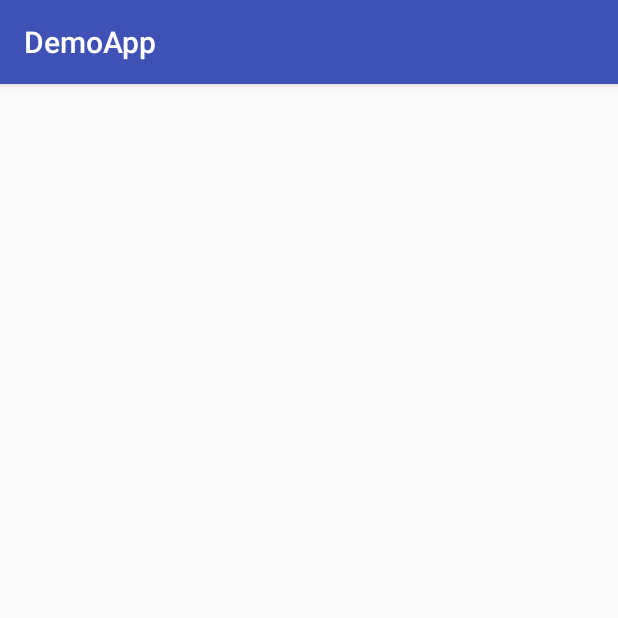
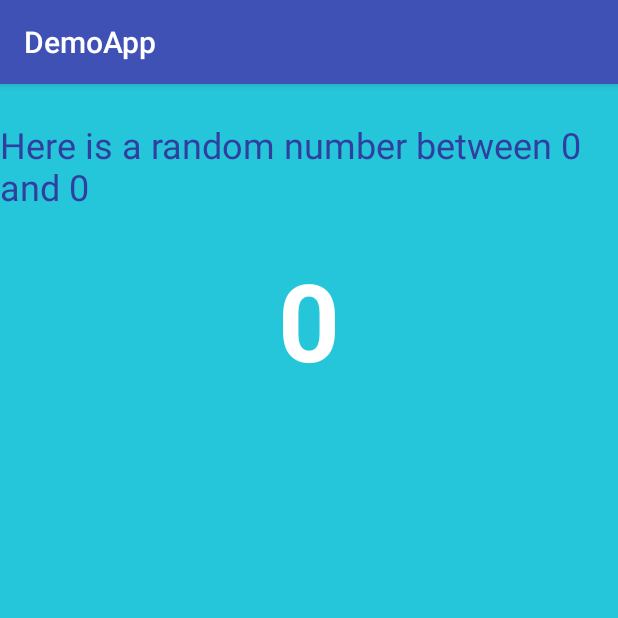
Before and after one commit to mikemedina/DemoApp, an Android app: the SecondActivity screen opened directly, with no data from a screen before it, on a phone screen of 412 x 824 dp, the top half of it. Run offline under Robolectric (Android 15) with nearby library versions, the phone set to English and light mode, and no system bars.

Commit message:
Add the random number behavior to the second screen

```diff
--- a/app/src/main/kotlin/com.github.mikemedina.demoapp/MainActivity.kt
+++ b/app/src/main/kotlin/com.github.mikemedina.demoapp/MainActivity.kt
@@ -1,5 +1,6 @@
 package com.github.mikemedina.demoapp
 
+import android.content.Intent
 import android.os.Bundle
 import android.support.v7.app.AppCompatActivity
 import android.view.View
@@ -21,4 +22,11 @@ class MainActivity : AppCompatActivity() {
         textView.text = (Integer.parseInt(textView.text.toString()) + 1).toString()
     }
 
+    fun getRandomNumber(view: View) {
+        val randomNumberIntent = Intent(this, SecondActivity::class.java)
+        randomNumberIntent.putExtra(SecondActivity.TOTAL_COUNT, Integer.parseInt(textView.text.toString()))
+
+        startActivity(randomNumberIntent)
+    }
+
 }
--- a/app/src/main/kotlin/com.github.mikemedina.demoapp/SecondActivity.kt
+++ b/app/src/main/kotlin/com.github.mikemedina.demoapp/SecondActivity.kt
@@ -2,12 +2,30 @@ package com.github.mikemedina.demoapp
 
 import android.os.Bundle
 import android.support.v7.app.AppCompatActivity
+import kotlinx.android.synthetic.main.activity_second.textView_label
+import kotlinx.android.synthetic.main.activity_second.textView_random
+import java.util.Random
 
 class SecondActivity : AppCompatActivity() {
+
+    companion object {
+        const val TOTAL_COUNT = "total_count"
+    }
 
     override fun onCreate(savedInstanceState: Bundle?) {
         super.onCreate(savedInstanceState)
         setContentView(R.layout.activity_second)
+        showRandomNumber()
+    }
+
+    private fun showRandomNumber() {
+        val count = intent.getIntExtra(TOTAL_COUNT, 0)
+
+        val rng = Random()
+        val randomNumber = if (count > 0) rng.nextInt(count + 1) else 0
+
+        textView_random.text = Integer.toString(randomNumber)
+        textView_label.text = getString(R.string.random_heading, count)
     }
 
 }
--- a/app/src/main/res/layout/activity_main.xml
+++ b/app/src/main/res/layout/activity_main.xml
@@ -8,17 +8,17 @@
     tools:context="com.github.mikemedina.demoapp.MainActivity">
 
     <TextView
+        android:id="@+id/textView"
         android:layout_width="wrap_content"
         android:layout_height="wrap_content"
+        android:layout_marginTop="8dp"
         android:text="@string/txtf_count"
         android:textSize="72sp"
         app:layout_constraintBottom_toBottomOf="parent"
+        app:layout_constraintHorizontal_bias="0.495"
         app:layout_constraintLeft_toLeftOf="parent"
         app:layout_constraintRight_toRightOf="parent"
-        android:id="@+id/textView"
-        app:layout_constraintHorizontal_bias="0.495"
-        app:layout_constraintTop_toTopOf="parent"
-        android:layout_marginTop="8dp" />
+        app:layout_constraintTop_toTopOf="parent" />
 
     <Button
         android:id="@+id/toast_button"
@@ -29,10 +29,10 @@
         android:layout_marginRight="24dp"
         android:layout_marginTop="8dp"
         android:background="@color/buttonBackground"
+        android:onClick="makeToast"
         android:text="@string/btn_toast"
         app:layout_constraintBottom_toBottomOf="parent"
         app:layout_constraintRight_toRightOf="parent"
-        android:onClick="makeToast"
         app:layout_constraintTop_toBottomOf="@+id/textView" />
 
     <Button
@@ -44,11 +44,11 @@
         android:layout_marginRight="8dp"
         android:layout_marginTop="8dp"
         android:background="@color/buttonBackground"
+        android:onClick="incrementCount"
         android:text="@string/btn_count"
         app:layout_constraintBottom_toBottomOf="parent"
         app:layout_constraintLeft_toRightOf="@+id/random_button"
         app:layout_constraintRight_toLeftOf="@+id/toast_button"
-        android:onClick="incrementCount"
         app:layout_constraintTop_toBottomOf="@+id/textView" />
 
     <Button
@@ -60,6 +60,7 @@
         android:layout_marginStart="24dp"
         android:layout_marginTop="8dp"
         android:background="@color/buttonBackground"
+        android:onClick="getRandomNumber"
         android:text="@string/btn_random"
         app:layout_constraintBottom_toBottomOf="parent"
         app:layout_constraintLeft_toLeftOf="parent"
--- a/app/src/main/res/layout/activity_second.xml
+++ b/app/src/main/res/layout/activity_second.xml
@@ -1,8 +1,43 @@
 <?xml version="1.0" encoding="utf-8"?>
 <android.support.constraint.ConstraintLayout xmlns:android="http://schemas.android.com/apk/res/android"
+    xmlns:app="http://schemas.android.com/apk/res-auto"
     xmlns:tools="http://schemas.android.com/tools"
     android:layout_width="match_parent"
     android:layout_height="match_parent"
+    android:background="@color/screenBackground2"
     tools:context="com.github.mikemedina.demoapp.SecondActivity">
 
+    <TextView
+        android:id="@+id/textView_label"
+        android:layout_width="wrap_content"
+        android:layout_height="wrap_content"
+        android:layout_marginEnd="24dp"
+        android:layout_marginLeft="24dp"
+        android:layout_marginRight="24dp"
+        android:layout_marginStart="24dp"
+        android:layout_marginTop="24dp"
+        android:text="@string/random_heading"
+        android:textColor="@color/colorPrimaryDark"
+        android:textSize="24sp"
+        app:layout_constraintLeft_toLeftOf="parent"
+        app:layout_constraintRight_toRightOf="parent"
+        app:layout_constraintTop_toTopOf="parent" />
+
+    <TextView
+        android:id="@+id/textView_random"
+        android:layout_width="wrap_content"
+        android:layout_height="wrap_content"
+        android:layout_marginLeft="24dp"
+        android:layout_marginRight="24dp"
+        android:layout_marginTop="24dp"
+        android:text="R"
+        android:textColor="@android:color/white"
+        android:textSize="72sp"
+        android:textStyle="bold"
+        app:layout_constraintLeft_toLeftOf="parent"
+        app:layout_constraintRight_toRightOf="parent"
+        app:layout_constraintTop_toBottomOf="@+id/textView_label"
+        app:layout_constraintVertical_bias="0.45"
+        android:layout_marginStart="24dp"
+        android:layout_marginEnd="24dp" />
 </android.support.constraint.ConstraintLayout>
```
